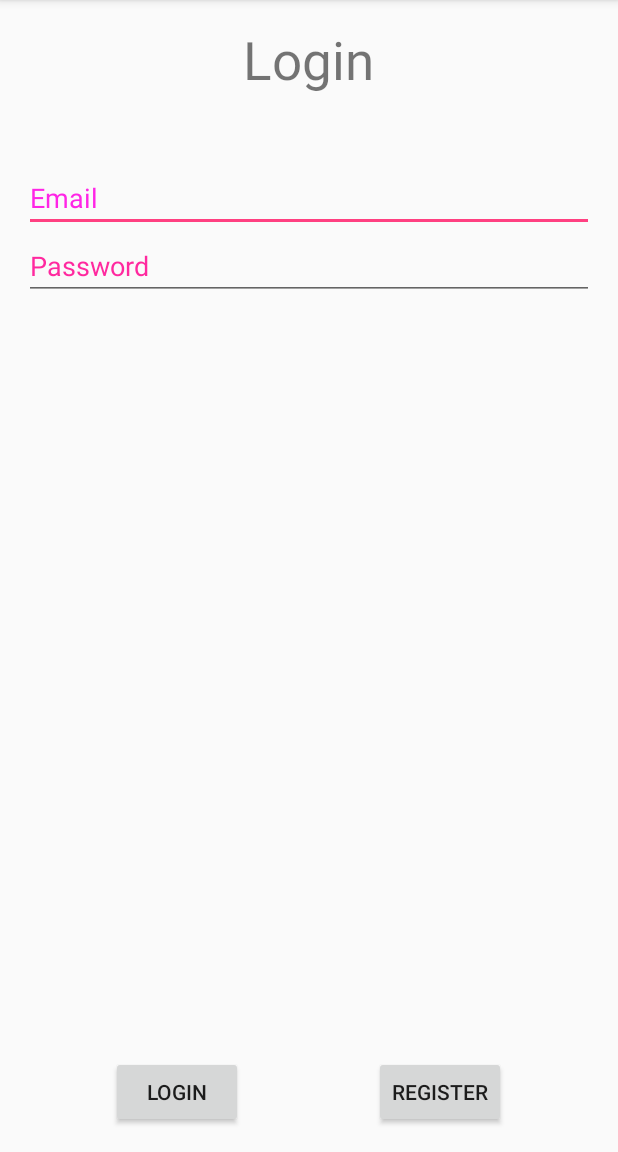
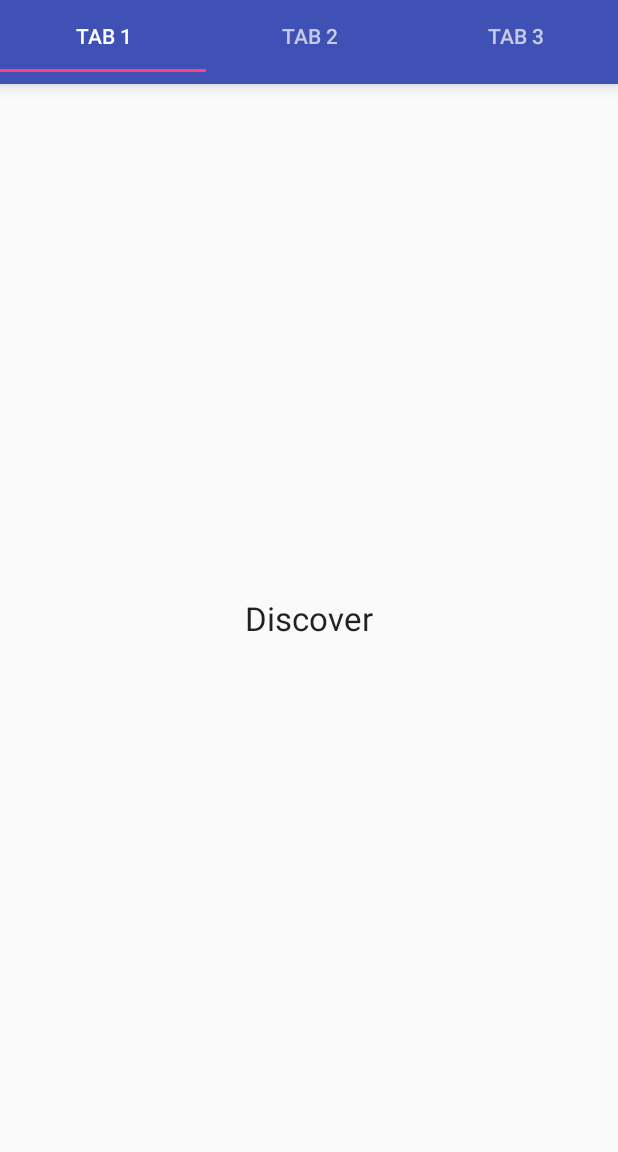
Before and after one commit to LouisLoode/android-yummytime, an Android app: the screen it shows after launch (LoginActivity before the commit, MainActivity after it), after a tap on "LOGIN", on a phone screen of 412 x 824 dp, the part 84-1236 px from its top. Run offline under Robolectric (Android 15) with nearby library versions, the phone set to English and light mode, and no system bars.

Commit message:
Add Tab Layout for MainActivity

```diff
--- a/app/build.gradle
+++ b/app/build.gradle
@@ -25,5 +25,7 @@ dependencies {
         exclude group: 'com.android.support', module: 'support-annotations'
     })
     compile 'com.android.support:appcompat-v7:25.0.1'
+    compile 'com.android.support:support-v4:25.0.1'
+    compile 'com.android.support:design:25.0.1'
     testCompile 'junit:junit:4.12'
 }
--- /dev/null
+++ b/app/src/main/java/me/yummyti/yummytime/CartFragment.java
@@ -0,0 +1,15 @@
+package me.yummyti.yummytime;
+
+import android.support.v4.app.Fragment;
+import android.os.Bundle;
+import android.view.LayoutInflater;
+import android.view.View;
+import android.view.ViewGroup;
+
+public class CartFragment extends Fragment {
+
+    @Override
+    public View onCreateView(LayoutInflater inflater, ViewGroup container, Bundle savedInstanceState) {
+        return inflater.inflate(R.layout.fragment_cart, container, false);
+    }
+}
--- /dev/null
+++ b/app/src/main/java/me/yummyti/yummytime/DiscoverFragment.java
@@ -0,0 +1,15 @@
+package me.yummyti.yummytime;
+
+import android.support.v4.app.Fragment;
+import android.os.Bundle;
+import android.view.LayoutInflater;
+import android.view.View;
+import android.view.ViewGroup;
+
+public class DiscoverFragment extends Fragment {
+
+    @Override
+    public View onCreateView(LayoutInflater inflater, ViewGroup container, Bundle savedInstanceState) {
+        return inflater.inflate(R.layout.fragment_discover, container, false);
+    }
+}
--- a/app/src/main/java/me/yummyti/yummytime/LoginActivity.java
+++ b/app/src/main/java/me/yummyti/yummytime/LoginActivity.java
@@ -54,8 +54,8 @@ public class LoginActivity extends AppCompatActivity  {
                 }*/
 
 
-                //Intent intent = new Intent(context, HomeActivity.class);
-                //startActivity(intent);
+                Intent intent = new Intent(context, MainActivity.class);
+                startActivity(intent);
 
 
 
--- /dev/null
+++ b/app/src/main/java/me/yummyti/yummytime/MainActivity.java
@@ -0,0 +1,66 @@
+package me.yummyti.yummytime;
+
+
+import android.os.Bundle;
+import android.support.design.widget.TabLayout;
+import android.support.v4.view.ViewPager;
+import android.support.v7.app.AppCompatActivity;
+import android.support.v7.widget.Toolbar;
+import android.view.Menu;
+import android.view.MenuItem;
+
+
+public class MainActivity extends AppCompatActivity {
+
+    @Override
+    protected void onCreate(Bundle savedInstanceState) {
+        super.onCreate(savedInstanceState);
+        setContentView(R.layout.activity_main);
+        Toolbar toolbar = (Toolbar) findViewById(R.id.toolbar);
+        setSupportActionBar(toolbar);
+
+        TabLayout tabLayout = (TabLayout) findViewById(R.id.tab_layout);
+        tabLayout.addTab(tabLayout.newTab().setText("Tab 1"));
+        tabLayout.addTab(tabLayout.newTab().setText("Tab 2"));
+        tabLayout.addTab(tabLayout.newTab().setText("Tab 3"));
+        tabLayout.setTabGravity(TabLayout.GRAVITY_FILL);
+
+        final ViewPager viewPager = (ViewPager) findViewById(R.id.pager);
+        final PagerAdapter adapter = new PagerAdapter
+                (getSupportFragmentManager(), tabLayout.getTabCount());
+        viewPager.setAdapter(adapter);
+        viewPager.addOnPageChangeListener(new TabLayout.TabLayoutOnPageChangeListener(tabLayout));
+        tabLayout.addOnTabSelectedListener(new TabLayout.OnTabSelectedListener() {
+            @Override
+            public void onTabSelected(TabLayout.Tab tab) {
+                viewPager.setCurrentItem(tab.getPosition());
+            }
+
+            @Override
+            public void onTabUnselected(TabLayout.Tab tab) {
+
+            }
+
+            @Override
+            public void onTabReselected(TabLayout.Tab tab) {
+
+            }
+        });
+    }
+
+    @Override
+    public boolean onCreateOptionsMenu(Menu menu) {
+        //getMenuInflater().inflate(R.menu.menu_main, menu);
+        return true;
+    }
+
+    @Override
+    public boolean onOptionsItemSelected(MenuItem item) {
+        int id = item.getItemId();
+        /*if (id == R.id.action_settings) {
+            return true;
+        }*/
+
+        return super.onOptionsItemSelected(item);
+    }
+}
--- /dev/null
+++ b/app/src/main/java/me/yummyti/yummytime/PagerAdapter.java
@@ -0,0 +1,43 @@
+package me.yummyti.yummytime;
+
+/**
+ * Created by louisloode on 12/12/2016.
+ */
+
+import android.support.v4.app.Fragment;
+import android.support.v4.app.FragmentManager;
+import android.support.v4.app.FragmentStatePagerAdapter;
+
+public class PagerAdapter extends FragmentStatePagerAdapter {
+    int mNumOfTabs;
+
+    public PagerAdapter(FragmentManager fm, int NumOfTabs) {
+        super(fm);
+        this.mNumOfTabs = NumOfTabs;
+    }
+
+    @Override
+    public Fragment getItem(int position) {
+
+        Fragment fragment = null;
+
+        switch (position) {
+            case 0:
+                fragment = new DiscoverFragment();
+                return fragment;
+            case 1:
+                fragment = new CartFragment();
+                return fragment;
+            case 2:
+                fragment = new WeekFragment();
+                return fragment;
+            default:
+                return null;
+        }
+    }
+
+    @Override
+    public int getCount() {
+        return mNumOfTabs;
+    }
+}
--- a/app/src/main/java/me/yummyti/yummytime/RegisterActivity.java
+++ b/app/src/main/java/me/yummyti/yummytime/RegisterActivity.java
@@ -2,8 +2,8 @@ package me.yummyti.yummytime;
 
 import android.content.Context;
 import android.content.Intent;
+import android.os.Bundle;
 import android.support.v7.app.AppCompatActivity;
-import android.os.Bundle;
 import android.view.View;
 import android.widget.Button;
 import android.widget.EditText;
--- /dev/null
+++ b/app/src/main/res/layout/activity_main.xml
@@ -0,0 +1,37 @@
+<RelativeLayout
+    android:id="@+id/main_layout"
+    xmlns:android="http://schemas.android.com/apk/res/android"
+    xmlns:app="http://schemas.android.com/apk/res-auto"
+    xmlns:tools="http://schemas.android.com/tools"
+    android:layout_width="match_parent"
+    android:layout_height="match_parent"
+    tools:context=".MainActivity">
+
+    <android.support.v7.widget.Toolbar
+        android:id="@+id/toolbar"
+        android:layout_width="match_parent"
+        android:layout_height="wrap_content"
+        android:layout_alignParentTop="true"
+        android:background="?attr/colorPrimary"
+        android:elevation="6dp"
+        android:minHeight="?attr/actionBarSize"
+        android:theme="@style/ThemeOverlay.AppCompat.Dark.ActionBar"
+        app:popupTheme="@style/ThemeOverlay.AppCompat.Light"/>
+
+    <android.support.design.widget.TabLayout
+        android:id="@+id/tab_layout"
+        android:layout_width="match_parent"
+        android:layout_height="wrap_content"
+        android:layout_below="@+id/toolbar"
+        android:background="?attr/colorPrimary"
+        android:elevation="6dp"
+        android:minHeight="?attr/actionBarSize"
+        android:theme="@style/ThemeOverlay.AppCompat.Dark.ActionBar"/>
+
+    <android.support.v4.view.ViewPager
+        android:id="@+id/pager"
+        android:layout_width="match_parent"
+        android:layout_height="fill_parent"
+        android:layout_below="@id/tab_layout"/>
+
+</RelativeLayout>
--- /dev/null
+++ b/app/src/main/res/layout/fragment_discover.xml
@@ -0,0 +1,15 @@
+<?xml version="1.0" encoding="utf-8"?>
+<RelativeLayout xmlns:android="http://schemas.android.com/apk/res/android"
+    android:layout_width="match_parent"
+    android:layout_height="match_parent"
+    android:orientation="vertical">
+
+    <TextView
+        android:id="@+id/textView"
+        android:layout_width="wrap_content"
+        android:layout_height="wrap_content"
+        android:layout_centerInParent="true"
+        android:text="Discover"
+        android:textAppearance="?android:attr/textAppearanceLarge"/>
+
+</RelativeLayout>
--- /dev/null
+++ b/app/src/main/res/menu-finger/menu_main.xml
@@ -0,0 +1,4 @@
+<?xml version="1.0" encoding="utf-8"?>
+<menu xmlns:android="http://schemas.android.com/apk/res/android">
+
+</menu>
--- a/app/src/main/res/values/strings.xml
+++ b/app/src/main/res/values/strings.xml
@@ -2,4 +2,7 @@
     <string name="app_name">Yummytime</string>
     <string name="register">Register</string>
     <string name="login">login</string>
+
+    <!-- TODO: Remove or change this placeholder text -->
+    <string name="hello_blank_fragment">Hello blank fragment</string>
 </resources>
--- a/app/src/main/res/values/styles.xml
+++ b/app/src/main/res/values/styles.xml
@@ -1,11 +1,14 @@
 <resources>
 
     <!-- Base application theme. -->
-    <style name="AppTheme" parent="Theme.AppCompat.Light.DarkActionBar">
+    <style name="AppTheme" parent="Theme.AppCompat.Light.NoActionBar">
         <!-- Customize your theme here. -->
         <item name="colorPrimary">@color/colorPrimary</item>
         <item name="colorPrimaryDark">@color/colorPrimaryDark</item>
         <item name="colorAccent">@color/colorAccent</item>
+        <item name="windowNoTitle">true</item>
+        <item name="windowActionBar">false</item>
     </style>
 
+
 </resources>
```
Also changed, not shown: app/src/main/AndroidManifest.xml (+7 -3 lines), app/src/main/java/me/yummyti/yummytime/WeekFragment.java (added, +15 -0 lines), app/src/main/res/layout/fragment_cart.xml (added, +15 -0 lines), app/src/main/res/layout/fragment_week.xml (added, +15 -0 lines).
